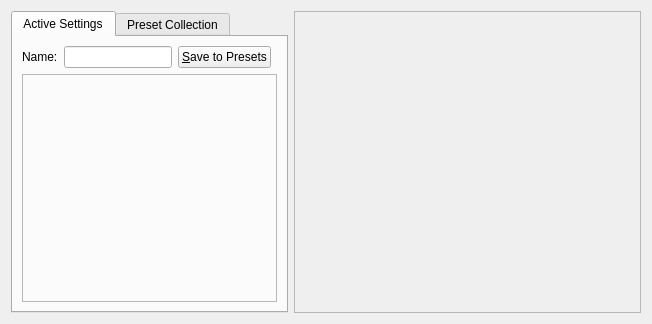
Qt form krita/ui/forms/wdgpaintoppresets.ui (KDE/krita) before a commit.
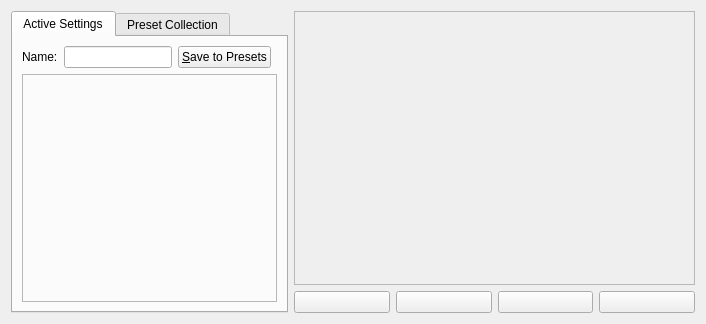
The same form after that commit. Custom widgets are drawn as their Qt base class.

Commit message: add buttons for scratchpad

The edit to the form file:
```diff
--- a/krita/ui/forms/wdgpaintoppresets.ui
+++ b/krita/ui/forms/wdgpaintoppresets.ui
@@ -6,7 +6,7 @@
    <rect>
     <x>0</x>
     <y>0</y>
-    <width>652</width>
+    <width>706</width>
     <height>324</height>
    </rect>
   </property>
@@ -16,8 +16,8 @@
     <verstretch>0</verstretch>
    </sizepolicy>
   </property>
-  <layout class="QGridLayout" name="gridLayout_4">
-   <item row="0" column="0">
+  <layout class="QGridLayout" name="gridLayout_4" rowstretch="1,0">
+   <item row="0" column="0" rowspan="2">
     <widget class="QTabWidget" name="tabPresets">
      <property name="sizePolicy">
       <sizepolicy hsizetype="Fixed" vsizetype="Expanding">
@@ -147,6 +147,38 @@
      </layout>
     </widget>
    </item>
+   <item row="1" column="1">
+    <layout class="QHBoxLayout" name="horizontalLayout_2">
+     <item>
+      <widget class="QPushButton" name="fillLayer">
+       <property name="text">
+        <string/>
+       </property>
+      </widget>
+     </item>
+     <item>
+      <widget class="QPushButton" name="fillGradient">
+       <property name="text">
+        <string/>
+       </property>
+      </widget>
+     </item>
+     <item>
+      <widget class="QPushButton" name="fillSolid">
+       <property name="text">
+        <string/>
+       </property>
+      </widget>
+     </item>
+     <item>
+      <widget class="QPushButton" name="eraseScratchPad">
+       <property name="text">
+        <string/>
+       </property>
+      </widget>
+     </item>
+    </layout>
+   </item>
   </layout>
  </widget>
  <customwidgets>
```
The commit also changes 5 other files.
